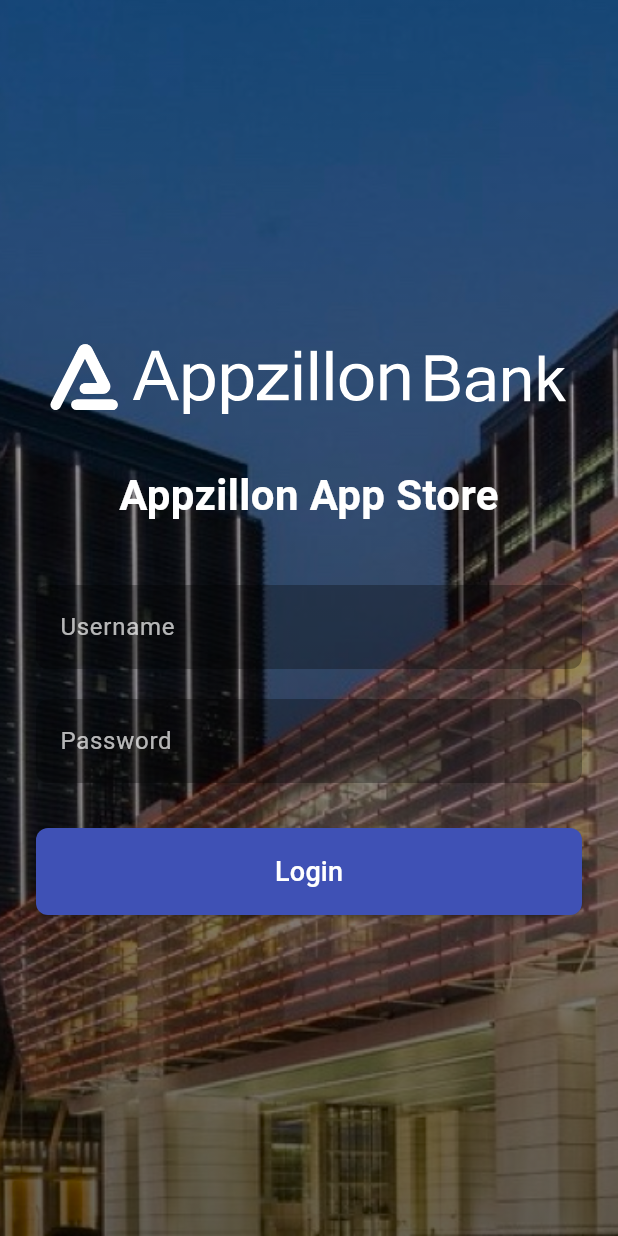
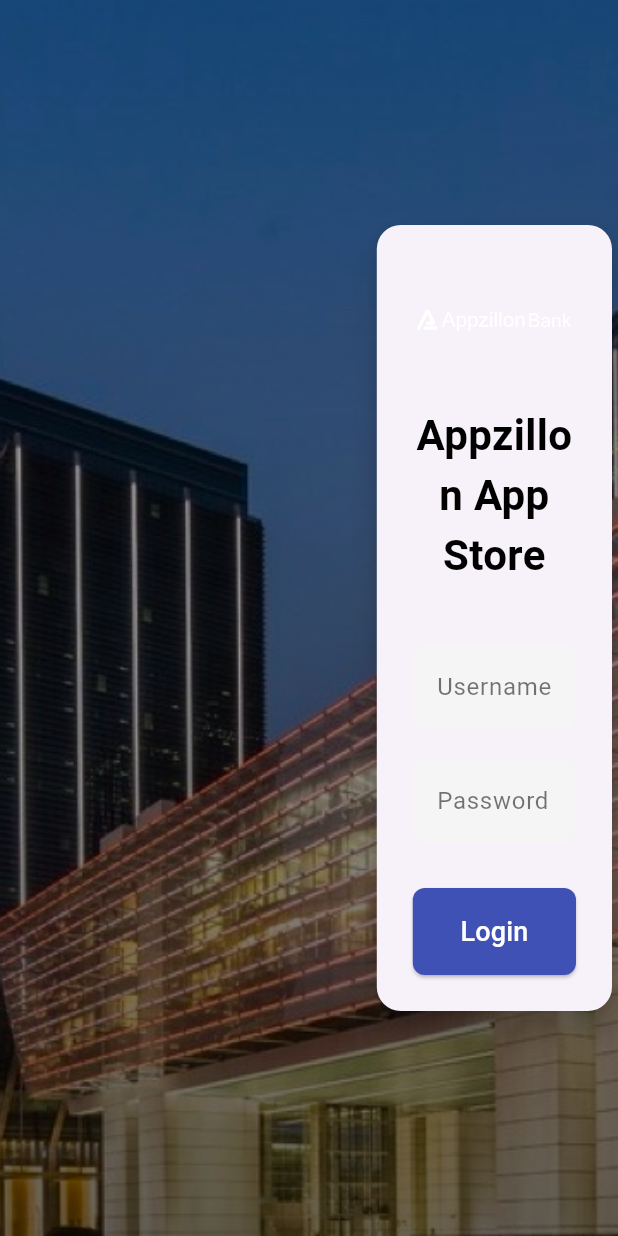
Before and after one commit to CHETHANK080300/PRESALES_APP_STORE, a Flutter app: the screen it shows after launch, on a phone screen of 412 x 824 dp. Run offline on Flutter 3.47's test engine with Material 3 defaults, Android fonts, the phone set to English and light mode, and no system bars; our stand-ins replace dio, file_picker, flutter_dotenv, flutter_riverpod, flutter_secure_storage, flutter_svg and 1 more.

Commit message:
feat: Update login flow and UI
- Aligned the login API call with the new specification, including adding the `deviceInfo` field and handling the new `status` field in the response.
- Enhanced the login screen UI by moving the form to a white card on the right-center of the screen.
- Removed the debug banner from the application.

```diff
--- a/lib/main.dart
+++ b/lib/main.dart
@@ -29,6 +29,7 @@ class MyApp extends ConsumerWidget {
     final initialPage = ref.watch(initialPageProvider);
 
     return MaterialApp(
+      debugShowCheckedModeBanner: false,
       title: 'Appzillon App Store',
       theme: ThemeData(
         primarySwatch: Colors.indigo,
--- a/lib/src/features/auth/presentation/login_page.dart
+++ b/lib/src/features/auth/presentation/login_page.dart
@@ -19,9 +19,19 @@ class LoginNotifier extends StateNotifier<LoginState> {
     try {
       state = LoginLoading();
       final response = await _apiService.login(username, password);
+
+      if (response['status'] == 'SUCCESS') {
         final token = response['token'];
+        if (token != null) {
           await _authService.login(token);
           state = LoginSuccess();
+        } else {
+          state = LoginFailure('Login failed: Token is null.');
+        }
+      } else {
+        final error = response['error'] ?? 'Unknown login error';
+        state = LoginFailure(error);
+      }
     } catch (e) {
       state = LoginFailure(e.toString());
     }
@@ -92,7 +102,17 @@ class _LoginPageState extends ConsumerState<LoginPage> {
               ),
             ),
           ),
-          Center(
+          Row(
+            children: [
+              const Spacer(flex: 3),
+              Expanded(
+                flex: 2,
+                child: Center(
+                  child: Card(
+                    elevation: 8.0,
+                    shape: RoundedRectangleBorder(
+                      borderRadius: BorderRadius.circular(16.0),
+                    ),
                     child: SingleChildScrollView(
                       padding: const EdgeInsets.all(24.0),
                       child: ConstrainedBox(
@@ -108,7 +128,7 @@ class _LoginPageState extends ConsumerState<LoginPage> {
                                 height: 80,
                                 placeholderBuilder: (context) => const SizedBox(
                                   height: 80,
-                          child: Center(child: Text("Logo", style: TextStyle(color: Colors.white, fontSize: 24),))
+                                  child: Center(child: Text("Logo", style: TextStyle(color: Colors.black, fontSize: 24),))
                                 ),
                               ),
                               const SizedBox(height: 16),
@@ -118,7 +138,7 @@ class _LoginPageState extends ConsumerState<LoginPage> {
                                 style: TextStyle(
                                   fontSize: 28,
                                   fontWeight: FontWeight.bold,
-                          color: Colors.white,
+                                  color: Colors.black,
                                 ),
                               ),
                               const SizedBox(height: 40),
@@ -126,15 +146,15 @@ class _LoginPageState extends ConsumerState<LoginPage> {
                                 controller: _usernameController,
                                 decoration: InputDecoration(
                                   labelText: 'Username',
-                          labelStyle: const TextStyle(color: Colors.white70),
+                                  labelStyle: const TextStyle(color: Colors.black54),
                                   filled: true,
-                          fillColor: Colors.black.withOpacity(0.3),
+                                  fillColor: Colors.grey.shade100,
                                   border: OutlineInputBorder(
                                     borderRadius: BorderRadius.circular(8.0),
                                     borderSide: BorderSide.none,
                                   ),
                                 ),
-                        style: const TextStyle(color: Colors.white),
+                                style: const TextStyle(color: Colors.black),
                                 validator: (value) {
                                   if (value == null || value.isEmpty) {
                                     return 'Please enter your username';
@@ -147,16 +167,16 @@ class _LoginPageState extends ConsumerState<LoginPage> {
                                 controller: _passwordController,
                                 decoration: InputDecoration(
                                   labelText: 'Password',
-                          labelStyle: const TextStyle(color: Colors.white70),
+                                  labelStyle: const TextStyle(color: Colors.black54),
                                   filled: true,
-                          fillColor: Colors.black.withOpacity(0.3),
+                                  fillColor: Colors.grey.shade100,
                                   border: OutlineInputBorder(
                                     borderRadius: BorderRadius.circular(8.0),
                                     borderSide: BorderSide.none,
                                   ),
                                 ),
                                 obscureText: true,
-                        style: const TextStyle(color: Colors.white),
+                                style: const TextStyle(color: Colors.black),
                                 validator: (value) {
                                   if (value == null || value.isEmpty) {
                                     return 'Please enter your password';
@@ -196,6 +216,10 @@ class _LoginPageState extends ConsumerState<LoginPage> {
                       ),
                     ),
                   ),
+                ),
+              ),
+            ],
+          )
         ],
       ),
     );
```
Also changed, not shown: lib/src/services/api_service.dart (+16 -5 lines). Lines whose indentation alone changed are shown as unchanged.
